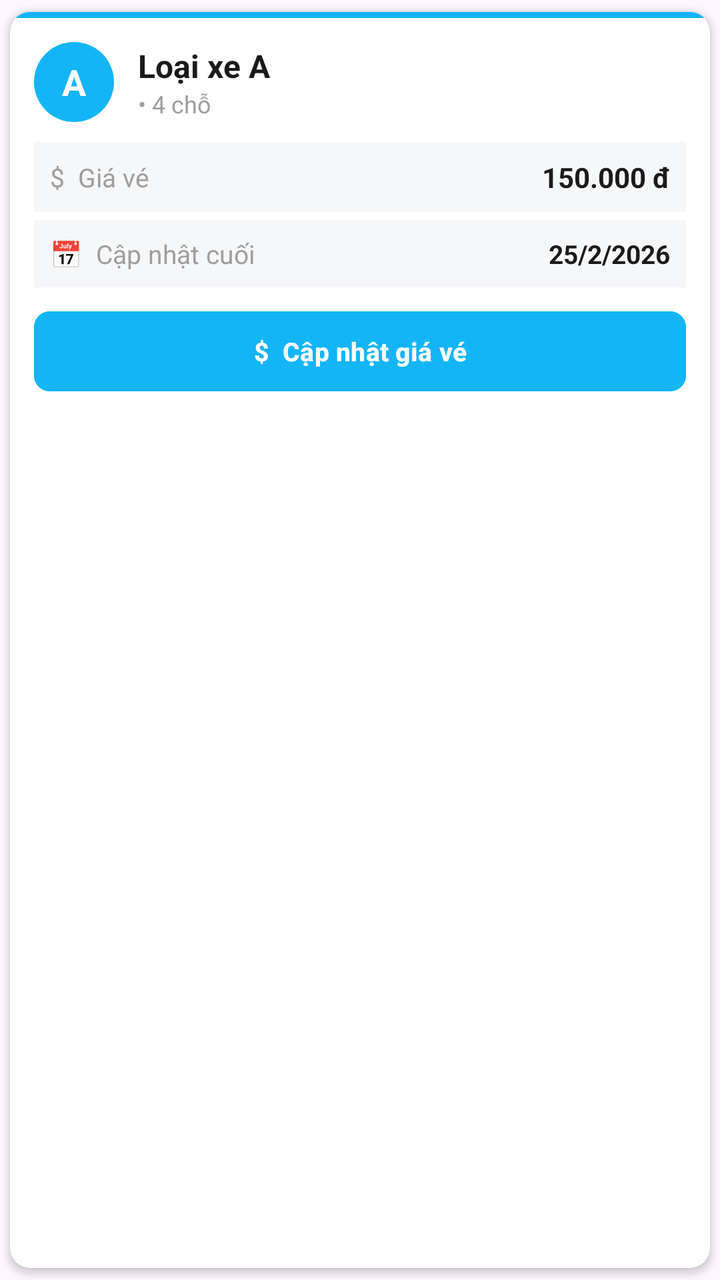
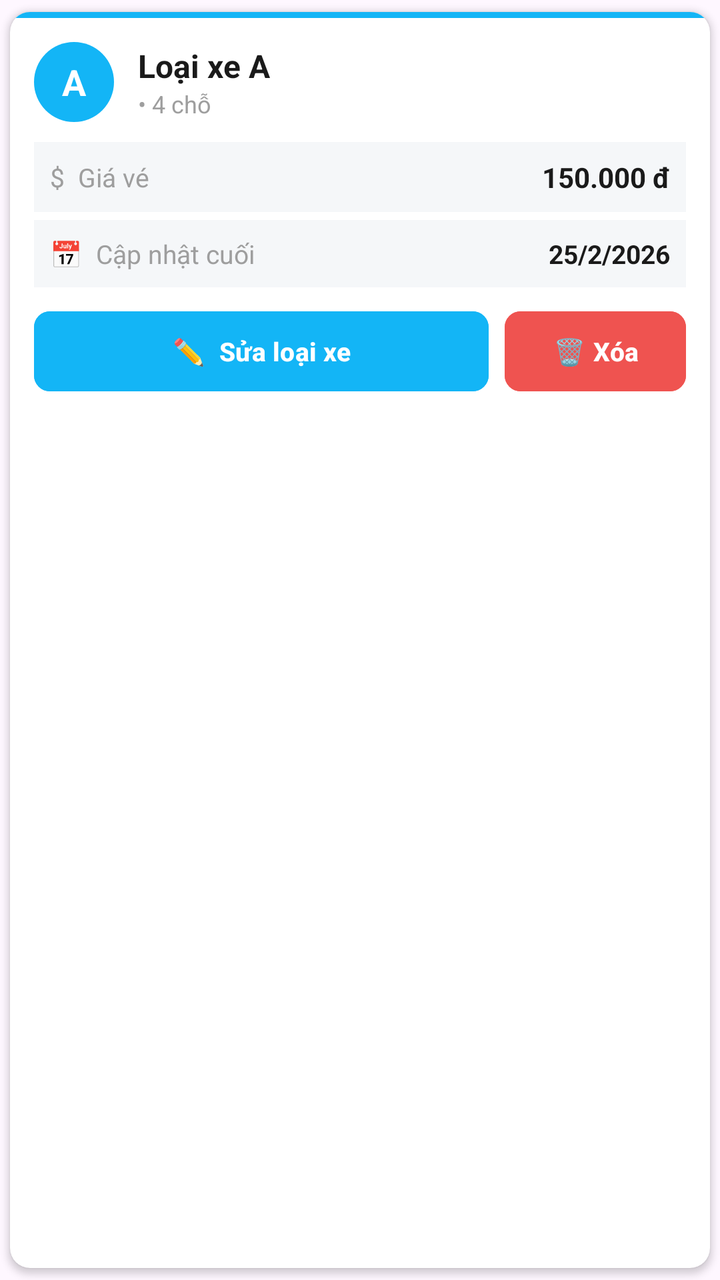

Before-and-after screenshots of an Android layout around one commit, followed by the original layout XML and the change that was made.
<!-- AndroidManifest.xml: application theme Theme.VeXeApp -->
<!-- res/layout/item_car_type.xml -->
<?xml version="1.0" encoding="utf-8"?>
<androidx.cardview.widget.CardView
    xmlns:android="http://schemas.android.com/apk/res/android"
    xmlns:app="http://schemas.android.com/apk/res-auto"
    android:layout_width="match_parent"
    android:layout_height="wrap_content"
    app:cardCornerRadius="10dp"
    app:cardElevation="2dp"
    app:cardUseCompatPadding="true"
    android:layout_marginHorizontal="12dp"
    android:layout_marginVertical="4dp">

    <LinearLayout
        android:layout_width="match_parent"
        android:layout_height="wrap_content"
        android:orientation="vertical">

        <View
            android:id="@+id/viewHeaderColor"
            android:layout_width="match_parent"
            android:layout_height="3dp"
            android:background="#13B5F6" />

        <LinearLayout
            android:layout_width="match_parent"
            android:layout_height="wrap_content"
            android:orientation="vertical"
            android:padding="12dp">

            <RelativeLayout
                android:layout_width="match_parent"
                android:layout_height="wrap_content"
                android:layout_marginBottom="10dp">

                <TextView
                    android:id="@+id/tvIcon"
                    android:layout_width="40dp"
                    android:layout_height="40dp"
                    android:background="@drawable/circle_bg_loaixe"
                    android:gravity="center"
                    android:text="A"
                    android:textColor="#FFFFFF"
                    android:textSize="18sp"
                    android:textStyle="bold" />

                <LinearLayout
                    android:layout_width="wrap_content"
                    android:layout_height="wrap_content"
                    android:layout_centerVertical="true"
                    android:layout_marginStart="12dp"
                    android:layout_toEndOf="@id/tvIcon"
                    android:orientation="vertical">

                    <TextView
                        android:id="@+id/tvCarTypeName"
                        android:layout_width="wrap_content"
                        android:layout_height="wrap_content"
                        android:text="Loại xe A"
                        android:textColor="#1A1A1A"
                        android:textSize="16sp"
                        android:textStyle="bold" />

                    <TextView
                        android:id="@+id/tvSeats"
                        android:layout_width="wrap_content"
                        android:layout_height="wrap_content"
                        android:text="• 4 chỗ"
                        android:textColor="#9E9E9E"
                        android:textSize="12sp" />
                </LinearLayout>
            </RelativeLayout>

            <LinearLayout
                android:layout_width="match_parent"
                android:layout_height="wrap_content"
                android:background="#F5F7F9"
                android:padding="8dp"
                android:layout_marginBottom="4dp"
                android:orientation="horizontal"
                android:gravity="center_vertical">

                <TextView
                    android:layout_width="0dp"
                    android:layout_height="wrap_content"
                    android:layout_weight="1"
                    android:text="$  Giá vé"
                    android:textColor="#9E9E9E"
                    android:textSize="13sp" />

                <TextView
                    android:id="@+id/tvPrice"
                    android:layout_width="wrap_content"
                    android:layout_height="wrap_content"
                    android:text="150.000 đ"
                    android:textColor="#1A1A1A"
                    android:textSize="14sp"
                    android:textStyle="bold" />
            </LinearLayout>

            <LinearLayout
                android:layout_width="match_parent"
                android:layout_height="wrap_content"
                android:background="#F5F7F9"
                android:padding="8dp"
                android:layout_marginBottom="12dp"
                android:orientation="horizontal"
                android:gravity="center_vertical">

                <TextView
                    android:layout_width="0dp"
                    android:layout_height="wrap_content"
                    android:layout_weight="1"
                    android:text="📅  Cập nhật cuối"
                    android:textColor="#9E9E9E"
                    android:textSize="13sp" />

                <TextView
                    android:id="@+id/tvLastUpdate"
                    android:layout_width="wrap_content"
                    android:layout_height="wrap_content"
                    android:text="25/2/2026"
                    android:textColor="#1A1A1A"
                    android:textSize="13sp"
                    android:textStyle="bold" />
            </LinearLayout>

            <Button
                android:id="@+id/btnUpdatePrice"
                android:layout_width="match_parent"
                android:layout_height="40dp"
                android:backgroundTint="#13B5F6"
                android:text="$  Cập nhật giá vé"
                android:textAllCaps="false"
                android:textColor="#FFFFFF"
                android:textSize="13sp"
                android:textStyle="bold"
                app:cornerRadius="8dp"
                android:insetTop="0dp"
                android:insetBottom="0dp"
                android:minHeight="0dp"/>

        </LinearLayout>
    </LinearLayout>
</androidx.cardview.widget.CardView>
<!-- resources referenced by this layout -->
<resources>
  <!-- drawable circle_bg_loaixe (drawable) -->
  <?xml version="1.0" encoding="utf-8"?>
  <shape xmlns:android="http://schemas.android.com/apk/res/android"
      android:shape="oval">
      <solid android:color="#13B5F6" />
      <size android:width="48dp" android:height="48dp" />
  </shape>
  <style name="Theme.VeXeApp" parent="Base.Theme.VeXeApp" />
  <style name="Base.Theme.VeXeApp" parent="Theme.Material3.DayNight.NoActionBar">
          
      </style>
</resources>

<!-- the commit's change to res/layout/item_car_type.xml (unified diff, before → after) -->
@@ -124,20 +124,43 @@
                     android:textStyle="bold" />
             </LinearLayout>
 
-            <Button
-                android:id="@+id/btnUpdatePrice"
+            <LinearLayout
                 android:layout_width="match_parent"
-                android:layout_height="40dp"
-                android:backgroundTint="#13B5F6"
-                android:text="$  Cập nhật giá vé"
-                android:textAllCaps="false"
-                android:textColor="#FFFFFF"
-                android:textSize="13sp"
-                android:textStyle="bold"
-                app:cornerRadius="8dp"
-                android:insetTop="0dp"
-                android:insetBottom="0dp"
-                android:minHeight="0dp"/>
+                android:layout_height="wrap_content"
+                android:orientation="horizontal">
+
+                <Button
+                    android:id="@+id/btnUpdatePrice"
+                    android:layout_width="0dp"
+                    android:layout_height="40dp"
+                    android:layout_weight="1"
+                    android:layout_marginEnd="8dp"
+                    android:backgroundTint="#13B5F6"
+                    android:text="✏️  Sửa loại xe"
+                    android:textAllCaps="false"
+                    android:textColor="#FFFFFF"
+                    android:textSize="13sp"
+                    android:textStyle="bold"
+                    app:cornerRadius="8dp"
+                    android:insetTop="0dp"
+                    android:insetBottom="0dp"
+                    android:minHeight="0dp"/>
+
+                <Button
+                    android:id="@+id/btnDeleteCarType"
+                    android:layout_width="wrap_content"
+                    android:layout_height="40dp"
+                    android:backgroundTint="#EF5350"
+                    android:text="🗑️ Xóa"
+                    android:textAllCaps="false"
+                    android:textColor="#FFFFFF"
+                    android:textSize="13sp"
+                    android:textStyle="bold"
+                    app:cornerRadius="8dp"
+                    android:insetTop="0dp"
+                    android:insetBottom="0dp"
+                    android:minHeight="0dp"/>
+            </LinearLayout>
 
         </LinearLayout>
     </LinearLayout>
